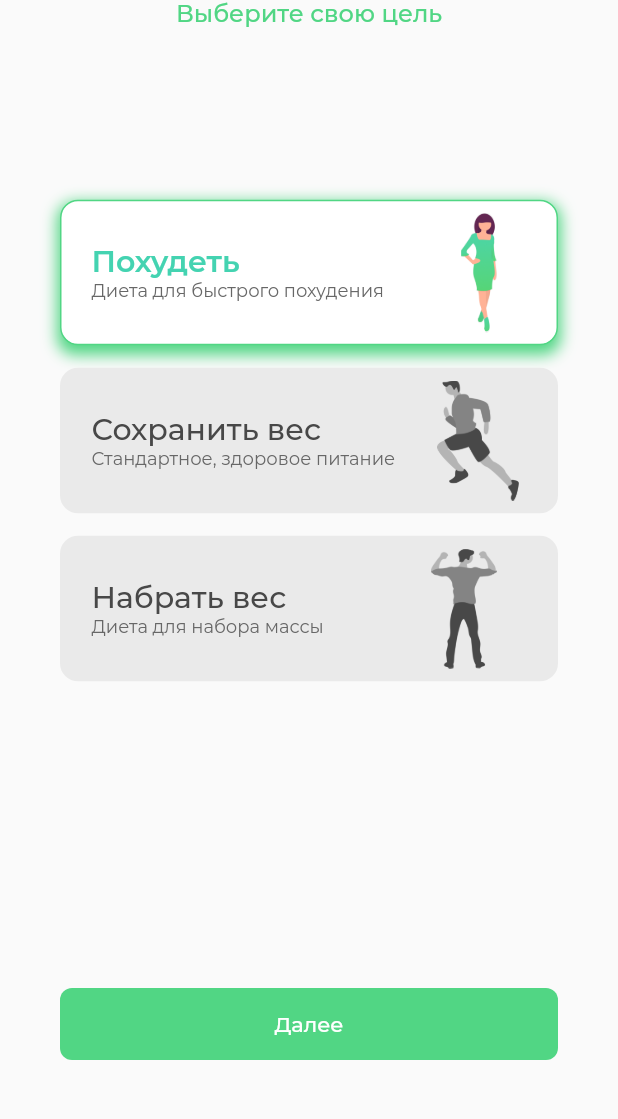
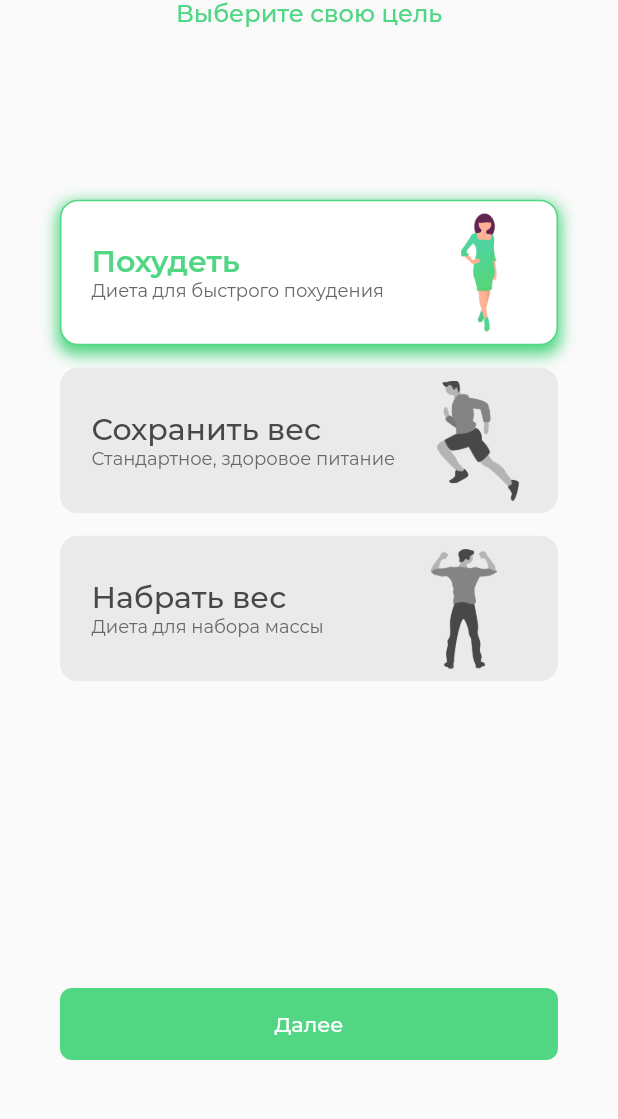
Before and after one commit to Frezyx/calorica, a Flutter app: the screen it shows after launch, swiped to page 2, on a phone screen of 412 x 824 dp, the part 116-1235 px from its top. Run offline on Flutter 3.47's test engine with Material 2 defaults, Android fonts, the phone set to English and light mode, and no system bars; our stand-ins replace auto_size_text, bloc, carousel_slider, charts_flutter, equatable, flutter_bloc and 5 more; missing offline and left inert: firebase_admob; accounts and stored records are empty; project files that could hold a hidden picture were left out.

Commit message:
Update not completed colors

```diff
--- a/lib/design/theme.dart
+++ b/lib/design/theme.dart
@@ -8,9 +8,6 @@ class DesignTheme {
 
   static const Color backgroundColor = Color.fromRGBO(244, 244, 244, 1);
   static const Color whiteColor = Color.fromRGBO(255, 255, 255, 1);
-
-  static const Color secondColor = Color.fromRGBO(86, 211, 113, 1);
-  static const Color mainColor = Color.fromRGBO(68, 211, 177, 1);
 
   static const Color blackTextColor = Color(0xFF17262A);
   static const Color blackLightTextColor = Color(0xFF092043);
@@ -38,11 +35,11 @@ class DesignTheme {
     color: selectorGray3,
   );
 
-  static const TextStyle selectorBigTextAction = TextStyle(
+  static TextStyle get selectorBigTextAction => TextStyle(
         fontFamily: 'Montserrat',
         fontWeight: FontWeight.w600,
         fontSize: 20,
-    color: mainColor,
+        color: CustomTheme.mainColor,
       );
 
   static const TextStyle selectorLabel = TextStyle(
@@ -122,25 +119,25 @@ class DesignTheme {
     color: blackTextColor,
   );
 
-  static const TextStyle bigMainText = TextStyle(
+  static TextStyle get bigMainText => TextStyle(
         fontFamily: 'Montserrat',
         fontWeight: FontWeight.bold,
         fontSize: 36,
-    color: mainColor,
+        color: CustomTheme.mainColor,
       );
 
-  static const TextStyle midleMainText = TextStyle(
+  static TextStyle get midleMainText => TextStyle(
         fontFamily: 'Montserrat',
         fontWeight: FontWeight.bold,
         fontSize: 20,
-    color: mainColor,
+        color: CustomTheme.mainColor,
       );
 
-  static const TextStyle midleMainTextBig = TextStyle(
+  static TextStyle get midleMainTextBig => TextStyle(
         fontFamily: 'Montserrat',
         fontWeight: FontWeight.bold,
         fontSize: 24,
-    color: mainColor,
+        color: CustomTheme.mainColor,
       );
 
   static const TextStyle bigWhiteText = TextStyle(
--- a/lib/pages/home/home.dart
+++ b/lib/pages/home/home.dart
@@ -138,7 +138,7 @@ class _HomeState extends State<Home> {
           Container(
             constraints: BoxConstraints.expand(height: 190),
             decoration: BoxDecoration(
-              gradient: DesignTheme.gradient,
+              gradient: calory.gradient,
               borderRadius: BorderRadius.only(
                 bottomLeft: Radius.circular(40),
                 bottomRight: Radius.circular(40),
```
Also changed, not shown: lib/models/range.dart (+4 -3 lines). Lines whose indentation alone changed are shown as unchanged.
